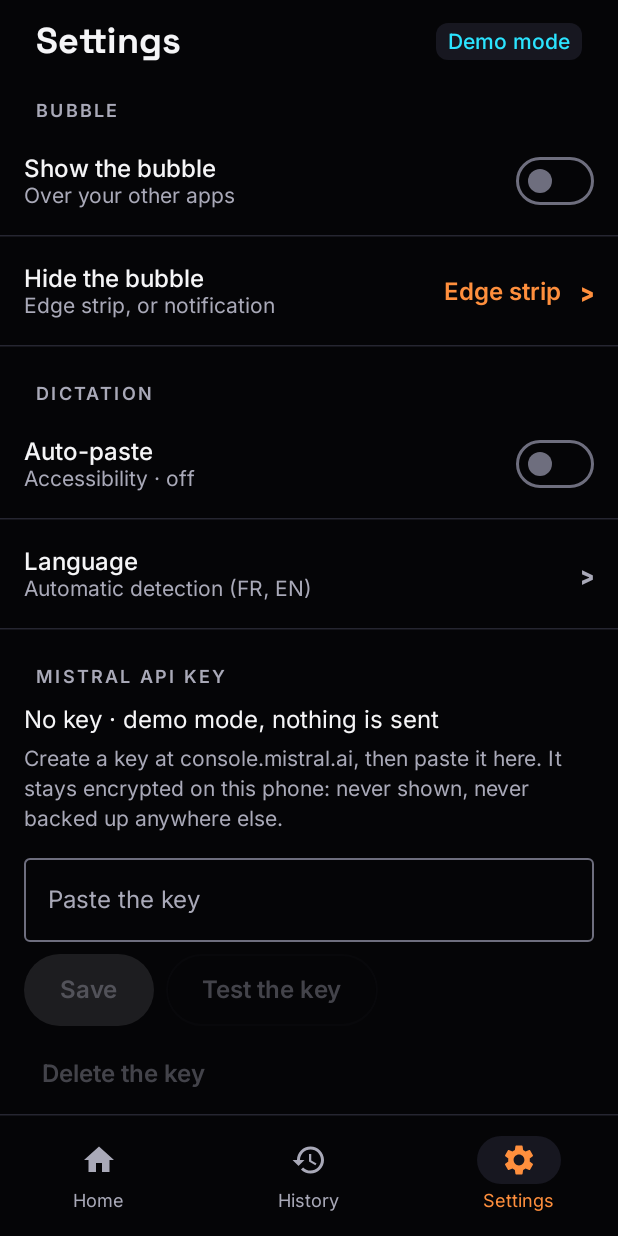
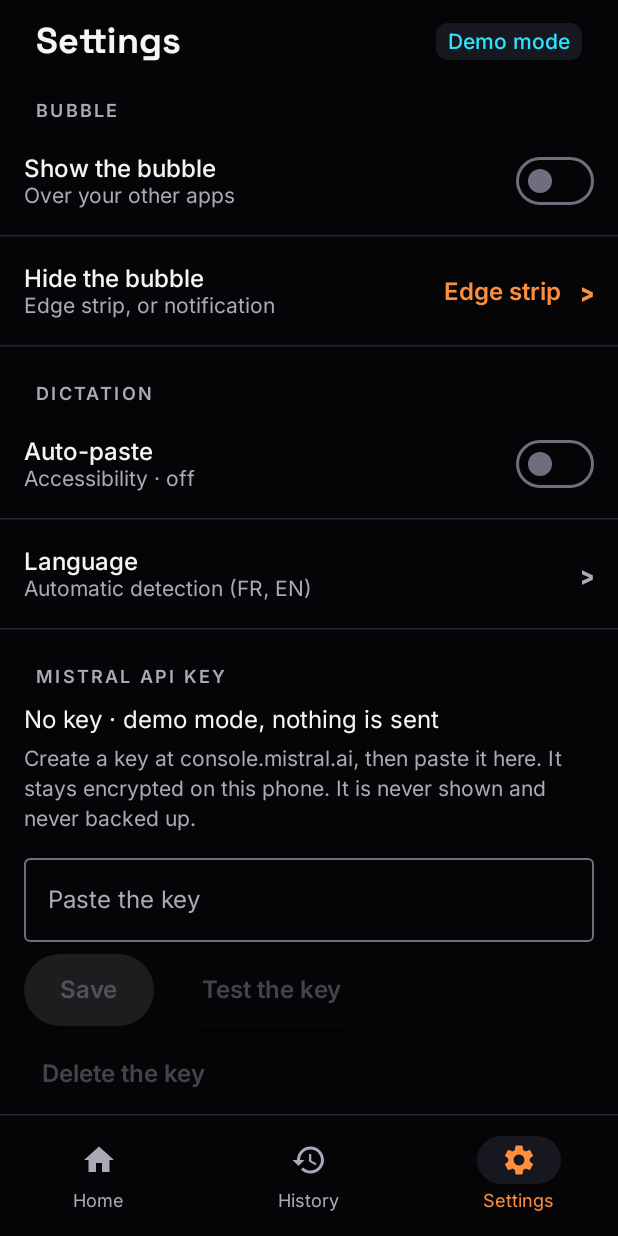
Before and after one commit to mickadoua/dixi, an Android app built with Jetpack Compose: the Settings screen opened through its navigation route, on a phone screen of 412 x 824 dp. Run offline under Robolectric (Android 15) with nearby library versions, the phone set to English and light mode, and no system bars.

Commit message:
Corrections de relecture des textes anglais (DMC-465)
Confidentialité, accroche d'accueil, refus de clé Mistral, aide de la clé (en et fr).

```diff
--- a/app/src/main/res/values/strings.xml
+++ b/app/src/main/res/values/strings.xml
@@ -43,7 +43,7 @@
     <string name="settings_clear_history">Clear history</string>
     <string name="settings_clear_history_summary">Your last 20 dictations, text only</string>
     <string name="settings_privacy">Privacy</string>
-    <string name="settings_privacy_summary">Audio is sent for transcription, then deleted: never kept.</string>
+    <string name="settings_privacy_summary">Audio goes to Mistral for transcription. Dixi never keeps it.</string>
     <string name="settings_about">About</string>
     <string name="settings_about_summary">Version %1$s</string>
 
@@ -77,7 +77,7 @@
     <string name="home_last_dictation">Last dictation</string>
 
     <!-- Onboarding screen 1, neon mockup 08. -->
-    <string name="welcome_tagline">Speak, and it is written neatly. In all your apps.</string>
+    <string name="welcome_tagline">Speak, and Dixi writes it up cleanly. In every app.</string>
     <string name="welcome_no_account">No account to create.</string>
     <string name="welcome_start">Get started</string>
     <string name="welcome_step">Step %1$d of %2$d</string>
@@ -154,7 +154,7 @@
     <string name="key_status_none">No key · demo mode, nothing is sent</string>
     <string name="key_status_saved">Key saved</string>
     <string name="key_status_rejected">Key refused by Mistral. Check it or paste another one.</string>
-    <string name="key_help">Create a key at console.mistral.ai, then paste it here. It stays encrypted on this phone: never shown, never backed up anywhere else.</string>
+    <string name="key_help">Create a key at console.mistral.ai, then paste it here. It stays encrypted on this phone. It is never shown and never backed up.</string>
     <string name="key_field">Paste the key</string>
     <string name="key_save">Save</string>
     <string name="key_test">Test the key</string>
@@ -165,7 +165,7 @@
     <string name="key_deleted">Key deleted. Dictations now use demo mode.</string>
     <string name="key_check_running">Testing…</string>
     <string name="key_check_valid">Valid key: Mistral accepts it.</string>
-    <string name="key_check_rejected">Test: Mistral refuses this key (error 401 or 403).</string>
+    <string name="key_check_rejected">Mistral rejected this key (error 401 or 403).</string>
     <string name="key_check_no_connection">No network. Try again once you are online.</string>
     <string name="key_check_unavailable">Mistral service unavailable. Try again in a few minutes.</string>
     <string name="key_delete_title">Delete the key?</string>
```
Also changed, not shown: 1 other file.
